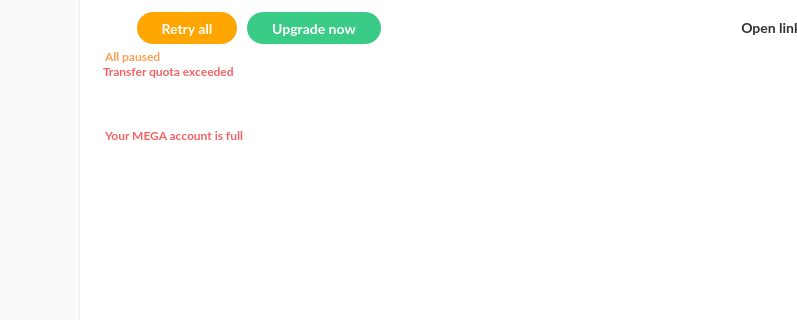
meganz/MEGAsync, file src/MEGASync/transfers/gui/macx/TransferManager.ui: the form before one commit; both pictures show x 176 to 973 and y 0 to 320 of the 1225 by 807 pixel window.
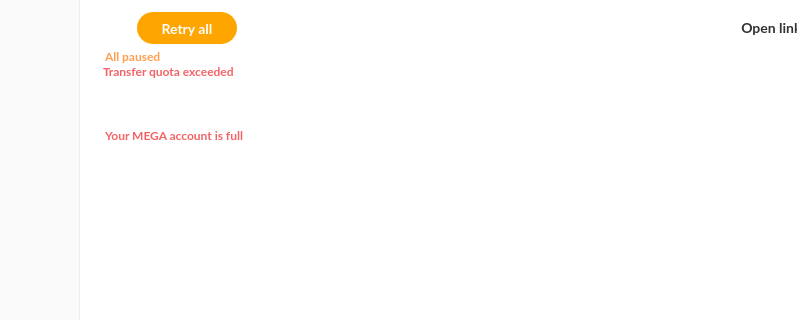
The form after the commit. Icons and pictures are not drawn. Custom widgets are drawn as their Qt base class.

Commit message: Remove upgrade now button and in transfer manager.

What changed in the file:
```diff
--- a/src/MEGASync/transfers/gui/macx/TransferManager.ui
+++ b/src/MEGASync/transfers/gui/macx/TransferManager.ui
@@ -2555,31 +2555,6 @@
                </property>
               </widget>
              </item>
-             <item row="0" column="2">
-              <widget class="QToolButton" name="tSeePlans">
-               <property name="minimumSize">
-                <size>
-                 <width>0</width>
-                 <height>32</height>
-                </size>
-               </property>
-               <property name="maximumSize">
-                <size>
-                 <width>16777215</width>
-                 <height>16777215</height>
-                </size>
-               </property>
-               <property name="cursor">
-                <cursorShape>PointingHandCursor</cursorShape>
-               </property>
-               <property name="toolTip">
-                <string notr="true"/>
-               </property>
-               <property name="text">
-                <string>Upgrade now</string>
-               </property>
-              </widget>
-             </item>
              <item row="0" column="0">
               <widget class="QLabel" name="lCurrentContent">
                <property name="minimumSize">
@@ -2599,7 +2574,7 @@
                </property>
               </widget>
              </item>
-             <item row="0" column="3">
+             <item row="0" column="2">
               <spacer name="horizontalSpacer_13">
                <property name="orientation">
                 <enum>Qt::Horizontal</enum>
```
Left out of the diff: 1 changed line with no effect on the pictures. The commit also changes 5 other files.
